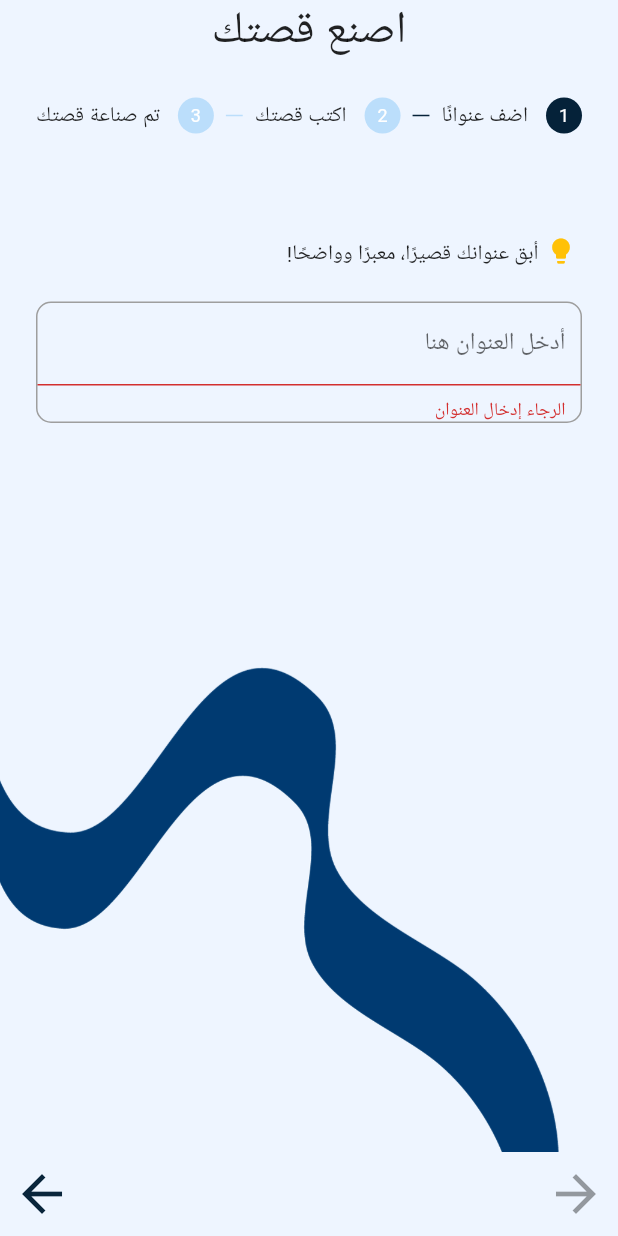
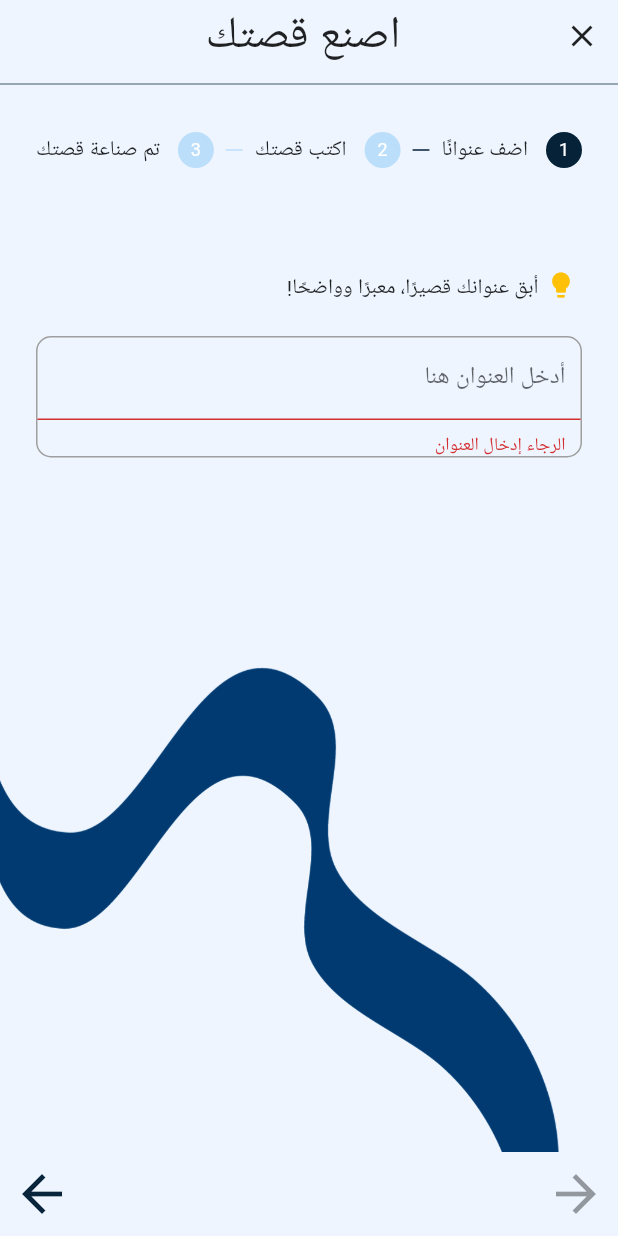
Before and after one commit to Lujain-M02/2023-GP1-6, a Flutter app: the CreateStory screen opened directly, on a phone screen of 412 x 824 dp. Run offline on Flutter 3.47's test engine with Material 2 defaults, Android fonts, the phone set to English and light mode, and no system bars; our stand-ins replace animate_do, animated_text_kit, introduction_screen, lottie.

Commit message:
close button to create story

```diff
--- a/your_story/lib/pages/create_story_pages/create_story.dart
+++ b/your_story/lib/pages/create_story_pages/create_story.dart
@@ -2,6 +2,7 @@ import 'package:flutter/material.dart';
 import 'package:your_story/pages/create_story_pages/create_story_title.dart';
 import 'package:your_story/pages/create_story_pages/create_story_content.dart';
 import 'package:your_story/pages/create_story_pages/create_story_final.dart';
+import 'package:your_story/pages/welcome_page.dart';
 
 class CreateStory extends StatefulWidget {
   const CreateStory({Key? key}) : super(key: key);
@@ -62,11 +63,33 @@ class _CreateStory extends State<CreateStory> {
             child: SafeArea(
               child: Column(
                 children: <Widget>[
-                  const Center(
-                      child: Text(
-                    "اصنع قصتك",
-                    style: TextStyle(fontSize: 30),
-                  )),
+                  Row(
+                    mainAxisAlignment: MainAxisAlignment.spaceBetween,
+                    children: [
+                      IconButton(
+                        icon: const Icon(Icons.close),
+                        onPressed: () {
+                          Navigator.push(
+                            context,
+                            MaterialPageRoute(
+                                builder: (context) => WhitePage()),
+                          );
+                        },
+                      ),
+                      const Text(
+                        "اصنع قصتك",
+                        style: TextStyle(fontSize: 30),
+                      ),
+                      const SizedBox(
+                        height: 1,
+                        width: 40,
+                      )
+                    ],
+                  ),
+                  const Divider(
+                    thickness: 0.5,
+                    color: Color.fromARGB(255, 5, 34, 57),
+                  ),
                   Flexible(
                     child: Theme(
                       //this theme make the stepper background transparent
@@ -128,17 +151,18 @@ class _CreateStory extends State<CreateStory> {
                 onPressed: () {
                   setState(
                     () {
-                      if(_activeStepIndex == 0 && storyTitel.text==""){
+                      if (_activeStepIndex == 0 && storyTitel.text == "") {
                         //nothing happen
-                      }else if (_activeStepIndex == 1 && storyContent.text==""){
+                      } else if (_activeStepIndex == 1 &&
+                          storyContent.text == "") {
                         //nothing happen
-                      }
-                      else {
+                      } else {
                         // Check if it isn't the last step
                         setState(
                           () {
-                            if (_activeStepIndex < stepList().length - 1){
-                            _activeStepIndex = _activeStepIndex += 1;}
+                            if (_activeStepIndex < stepList().length - 1) {
+                              _activeStepIndex = _activeStepIndex += 1;
+                            }
                           },
                         );
                       }
```
